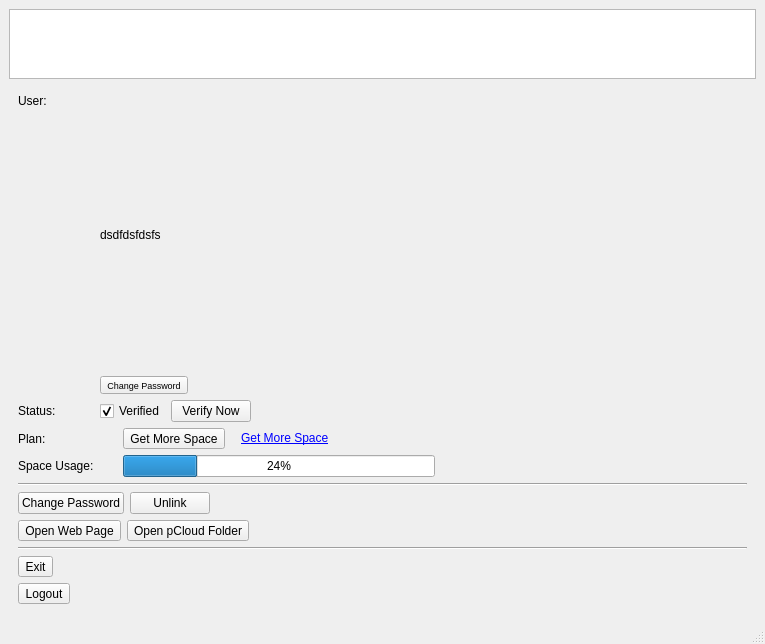
The window that pcloudwindow.ui (pcloudcom/psyncgui) describes before a commit, drawn with Qt 5.
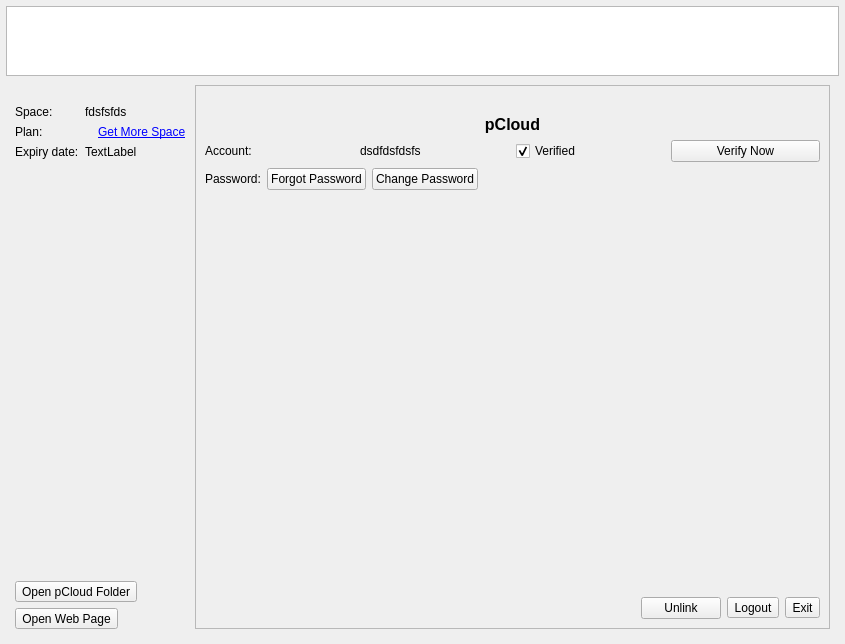
The same window after the commit. The open tabs and pages were chosen to show the change. Icons and pictures are not drawn.

Patch:
```diff
--- a/pcloudwindow.ui
+++ b/pcloudwindow.ui
@@ -6,7 +6,7 @@
    <rect>
     <x>0</x>
     <y>0</y>
-    <width>765</width>
+    <width>845</width>
     <height>644</height>
    </rect>
   </property>
@@ -14,11 +14,32 @@
    <string>MainWindow</string>
   </property>
   <widget class="QWidget" name="centralwidget">
-   <layout class="QVBoxLayout" name="verticalLayout_30">
+   <layout class="QHBoxLayout" name="horizontalLayout_32">
+    <property name="spacing">
+     <number>0</number>
+    </property>
+    <property name="margin">
+     <number>6</number>
+    </property>
     <item>
      <layout class="QVBoxLayout" name="verticalLayout_11">
+      <property name="spacing">
+       <number>0</number>
+      </property>
+      <property name="leftMargin">
+       <number>0</number>
+      </property>
+      <property name="topMargin">
+       <number>0</number>
+      </property>
       <item>
        <layout class="QVBoxLayout" name="verticalLayout" stretch="0">
+        <property name="spacing">
+         <number>0</number>
+        </property>
+        <property name="margin">
+         <number>0</number>
+        </property>
         <item>
          <widget class="QListWidget" name="listButtonsWidget"/>
         </item>
@@ -159,115 +180,47 @@
            <height>16777215</height>
           </size>
          </property>
-         <layout class="QHBoxLayout" name="horizontalLayout_31">
+         <layout class="QHBoxLayout" name="horizontalLayout_8">
           <item>
            <layout class="QVBoxLayout" name="verticalLayout_6">
+            <item>
+             <widget class="QLabel" name="label_11">
+              <property name="text">
+               <string/>
+              </property>
+              <property name="pixmap">
+               <pixmap>:/images128x128/images/128x128/FolderIconX.png</pixmap>
+              </property>
+              <property name="alignment">
+               <set>Qt::AlignCenter</set>
+              </property>
+             </widget>
+            </item>
             <item>
              <layout class="QFormLayout" name="formLayout">
               <item row="0" column="0">
-               <widget class="QLabel" name="label_user">
+               <widget class="QLabel" name="label_14">
                 <property name="text">
-                 <string>User:</string>
-                </property>
-                <property name="alignment">
-                 <set>Qt::AlignLeading|Qt::AlignLeft|Qt::AlignTop</set>
+                 <string>Space: </string>
                 </property>
                </widget>
               </item>
               <item row="0" column="1">
-               <layout class="QVBoxLayout" name="verticalLayout_2" stretch="0,6">
-                <property name="spacing">
-                 <number>0</number>
+               <widget class="QLabel" name="label_space">
+                <property name="text">
+                 <string>fdsfsfds</string>
                 </property>
-                <item>
-                 <widget class="QLabel" name="label_email">
-                  <property name="text">
-                   <string>dsdfdsfdsfs</string>
-                  </property>
-                 </widget>
-                </item>
-                <item>
-                 <widget class="QToolButton" name="toolBtnChangePass">
-                  <property name="font">
-                   <font>
-                    <pointsize>7</pointsize>
-                   </font>
-                  </property>
-                  <property name="autoFillBackground">
-                   <bool>false</bool>
-                  </property>
-                  <property name="text">
-                   <string>Change Password</string>
-                  </property>
-                  <property name="toolButtonStyle">
-                   <enum>Qt::ToolButtonIconOnly</enum>
-                  </property>
-                 </widget>
-                </item>
-               </layout>
+               </widget>
               </item>
               <item row="1" column="0">
-               <widget class="QLabel" name="label_status">
-                <property name="text">
-                 <string>Status:</string>
-                </property>
-               </widget>
-              </item>
-              <item row="1" column="1">
-               <layout class="QHBoxLayout" name="horizontalLayout_4">
-                <item>
-                 <widget class="QCheckBox" name="checkBoxVerified">
-                  <property name="layoutDirection">
-                   <enum>Qt::LeftToRight</enum>
-                  </property>
-                  <property name="text">
-                   <string>Verified</string>
-                  </property>
-                  <property name="checked">
-                   <bool>true</bool>
-                  </property>
-                 </widget>
-                </item>
-                <item>
-                 <widget class="QPushButton" name="btnVerify">
-                  <property name="text">
-                   <string>Verify Now</string>
-                  </property>
-                  <property name="default">
-                   <bool>false</bool>
-                  </property>
-                  <property name="flat">
-                   <bool>false</bool>
-                  </property>
-                 </widget>
-                </item>
-                <item>
-                 <spacer name="horizontalSpacer_15">
-                  <property name="orientation">
-                   <enum>Qt::Horizontal</enum>
-                  </property>
-                  <property name="sizeHint" stdset="0">
-                   <size>
-                    <width>40</width>
-                    <height>20</height>
-                   </size>
-                  </property>
-                 </spacer>
-                </item>
-               </layout>
-              </item>
-              <item row="2" column="0">
                <widget class="QLabel" name="label_plan">
                 <property name="text">
                  <string>Plan:</string>
                 </property>
                </widget>
               </item>
-              <item row="2" column="1">
+              <item row="1" column="1">
                <layout class="QHBoxLayout" name="horizontalLayout">
-                <property name="spacing">
-                 <number>16</number>
-                </property>
                 <item>
                  <widget class="QLabel" name="label_planVal">
                   <property name="text">
@@ -275,13 +228,6 @@
                   </property>
                  </widget>
                 </item>
-                <item>
-                 <widget class="QToolButton" name="tbtnGetSpace">
-                  <property name="text">
-                   <string>Get More Space</string>
-                  </property>
-                 </widget>
-                </item>
                 <item>
                  <widget class="QLabel" name="label">
                   <property name="text">
@@ -289,118 +235,39 @@
                   </property>
                  </widget>
                 </item>
-                <item>
-                 <spacer name="horizontalSpacer_3">
-                  <property name="orientation">
-                   <enum>Qt::Horizontal</enum>
-                  </property>
-                  <property name="sizeHint" stdset="0">
-                   <size>
-                    <width>40</width>
-                    <height>20</height>
-                   </size>
-                  </property>
-                 </spacer>
-                </item>
                </layout>
               </item>
-              <item row="3" column="0">
-               <widget class="QLabel" name="label_freeSpace">
+              <item row="2" column="0">
+               <widget class="QLabel" name="label_expDt">
                 <property name="text">
-                 <string>Space Usage:</string>
+                 <string>Expiry date:</string>
                 </property>
                </widget>
               </item>
-              <item row="3" column="1">
-               <layout class="QHBoxLayout" name="horizontalLayout_8">
-                <property name="spacing">
-                 <number>16</number>
+              <item row="2" column="1">
+               <widget class="QLabel" name="label_expDtVal">
+                <property name="text">
+                 <string>TextLabel</string>
                 </property>
-                <item>
-                 <widget class="QLabel" name="label_space">
-                  <property name="text">
-                   <string/>
-                  </property>
-                 </widget>
-                </item>
-                <item>
-                 <widget class="QProgressBar" name="progressBar_space">
-                  <property name="value">
-                   <number>24</number>
-                  </property>
-                 </widget>
-                </item>
-                <item>
-                 <spacer name="horizontalSpacer_2">
-                  <property name="orientation">
-                   <enum>Qt::Horizontal</enum>
-                  </property>
-                  <property name="sizeHint" stdset="0">
-                   <size>
-                    <width>40</width>
-                    <height>20</height>
-                   </size>
-                  </property>
-                 </spacer>
-                </item>
-               </layout>
+               </widget>
               </item>
              </layout>
             </item>
             <item>
-             <widget class="Line" name="line_5">
+             <spacer name="verticalSpacer_6">
               <property name="orientation">
-               <enum>Qt::Horizontal</enum>
+               <enum>Qt::Vertical</enum>
               </property>
-             </widget>
+              <property name="sizeHint" stdset="0">
+               <size>
+                <width>20</width>
+                <height>40</height>
+               </size>
+              </property>
+             </spacer>
             </item>
             <item>
-             <layout class="QHBoxLayout" name="horizontalLayout_18">
-              <item>
-               <widget class="QPushButton" name="btnChangePass">
-                <property name="text">
-                 <string>Change Password</string>
-                </property>
-               </widget>
-              </item>
-              <item>
-               <widget class="QPushButton" name="btnUnlink">
-                <property name="text">
-                 <string>Unlink</string>
-                </property>
-               </widget>
-              </item>
-              <item>
-               <spacer name="horizontalSpacer_22">
-                <property name="orientation">
-                 <enum>Qt::Horizontal</enum>
-                </property>
-                <property name="sizeHint" stdset="0">
-                 <size>
-                  <width>40</width>
-                  <height>20</height>
-                 </size>
-                </property>
-               </spacer>
-              </item>
-             </layout>
-            </item>
-            <item>
-             <layout class="QHBoxLayout" name="horizontalLayout_9">
-              <item>
-               <widget class="QToolButton" name="toolBtnOpenWeb">
-                <property name="text">
-                 <string>Open Web Page</string>
-                </property>
-                <property name="icon">
-                 <iconset resource="Resources.qrc">
-                  <normaloff>:/images/images/web.png</normaloff>:/images/images/web.png</iconset>
-                </property>
-                <property name="toolButtonStyle">
-                 <enum>Qt::ToolButtonTextBesideIcon</enum>
-                </property>
-               </widget>
-              </item>
+             <layout class="QVBoxLayout" name="verticalLayout_5">
               <item>
                <widget class="QToolButton" name="tbtnOpenFolder">
                 <property name="text">
@@ -416,40 +283,16 @@
                </widget>
               </item>
               <item>
-               <spacer name="horizontalSpacer_4">
-                <property name="orientation">
-                 <enum>Qt::Horizontal</enum>
-                </property>
-                <property name="sizeHint" stdset="0">
-                 <size>
-                  <width>40</width>
-                  <height>20</height>
-                 </size>
-                </property>
-               </spacer>
-              </item>
-             </layout>
-            </item>
-            <item>
-             <layout class="QVBoxLayout" name="verticalLayout_5">
-              <item>
-               <widget class="Line" name="line_2">
-                <property name="orientation">
-                 <enum>Qt::Horizontal</enum>
-                </property>
-               </widget>
-              </item>
-              <item>
-               <widget class="QToolButton" name="tBtnExit">
+               <widget class="QToolButton" name="toolBtnOpenWeb">
                 <property name="text">
-                 <string>Exit</string>
+                 <string>Open Web Page</string>
                 </property>
-               </widget>
-              </item>
-              <item>
-               <widget class="QToolButton" name="tBtnLogout">
-                <property name="text">
-                 <string>Logout</string>
+                <property name="icon">
+                 <iconset resource="Resources.qrc">
+                  <normaloff>:/images/images/web.png</normaloff>:/images/images/web.png</iconset>
+                </property>
+                <property name="toolButtonStyle">
+                 <enum>Qt::ToolButtonTextBesideIcon</enum>
                 </property>
                </widget>
               </item>
@@ -457,6 +300,182 @@
             </item>
            </layout>
           </item>
+          <item>
+           <widget class="QFrame" name="frame_account">
+            <property name="frameShape">
+             <enum>QFrame::StyledPanel</enum>
+            </property>
+            <property name="frameShadow">
+             <enum>QFrame::Raised</enum>
+            </property>
+            <layout class="QHBoxLayout" name="horizontalLayout_31">
+             <item>
+              <layout class="QVBoxLayout" name="verticalLayout_30">
+               <item>
+                <layout class="QVBoxLayout" name="verticalLayout_2">
+                 <item>
+                  <widget class="QLabel" name="label_12">
+                   <property name="text">
+                    <string/>
+                   </property>
+                   <property name="pixmap">
+                    <pixmap resource="Resources.qrc">:/images/images/logo.png</pixmap>
+                   </property>
+                   <property name="alignment">
+                    <set>Qt::AlignCenter</set>
+                   </property>
+                  </widget>
+                 </item>
+                 <item>
+                  <widget class="QLabel" name="label_13">
+                   <property name="text">
+                    <string>&lt;html&gt;&lt;head/&gt;&lt;body&gt;&lt;p&gt;&lt;span style=&quot; font-size:12pt; font-weight:600;&quot;&gt;pCloud&lt;/span&gt;&lt;/p&gt;&lt;/body&gt;&lt;/html&gt;</string>
+                   </property>
+                   <property name="alignment">
+                    <set>Qt::AlignCenter</set>
+                   </property>
+                  </widget>
+                 </item>
+                </layout>
+               </item>
+               <item>
+                <layout class="QHBoxLayout" name="horizontalLayout_4">
+                 <item>
+                  <widget class="QLabel" name="label_user">
+                   <property name="text">
+                    <string>Account:</string>
+                   </property>
+                  </widget>
+                 </item>
+                 <item>
+                  <widget class="QLabel" name="label_email">
+                   <property name="text">
+                    <string>dsdfdsfdsfs</string>
+                   </property>
+                  </widget>
+                 </item>
+                 <item>
+                  <widget class="QCheckBox" name="checkBoxVerified">
+                   <property name="layoutDirection">
+                    <enum>Qt::LeftToRight</enum>
+                   </property>
+                   <property name="text">
+                    <string>Verified</string>
+                   </property>
+                   <property name="checked">
+                    <bool>true</bool>
+                   </property>
+                  </widget>
+                 </item>
+                 <item>
+                  <widget class="QPushButton" name="btnVerify">
+                   <property name="text">
+                    <string>Verify Now</string>
+                   </property>
+                   <property name="default">
+                    <bool>false</bool>
+                   </property>
+                   <property name="flat">
+                    <bool>false</bool>
+                   </property>
+                  </widget>
+                 </item>
+                </layout>
+               </item>
+               <item>
+                <layout class="QHBoxLayout" name="horizontalLayout_9">
+                 <item>
+                  <widget class="QLabel" name="label_pass">
+                   <property name="text">
+                    <string>Password:</string>
+                   </property>
+                  </widget>
+                 </item>
+                 <item>
+                  <widget class="QPushButton" name="btnForgotPass">
+                   <property name="text">
+                    <string>Forgot Password</string>
+                   </property>
+                  </widget>
+                 </item>
+                 <item>
+                  <widget class="QPushButton" name="btnChangePass">
+                   <property name="text">
+                    <string>Change Password</string>
+                   </property>
+                  </widget>
+                 </item>
+                 <item>
+                  <spacer name="horizontalSpacer_15">
+                   <property name="orientation">
+                    <enum>Qt::Horizontal</enum>
+                   </property>
+                   <property name="sizeHint" stdset="0">
+                    <size>
+                     <width>40</width>
+                     <height>20</height>
+                    </size>
+                   </property>
+                  </spacer>
+                 </item>
+                </layout>
+               </item>
+               <item>
+                <spacer name="verticalSpacer_7">
+                 <property name="orientation">
+                  <enum>Qt::Vertical</enum>
+                 </property>
+                 <property name="sizeHint" stdset="0">
+                  <size>
+                   <width>20</width>
+                   <height>60</height>
+                  </size>
+                 </property>
+                </spacer>
+               </item>
+               <item>
+                <layout class="QHBoxLayout" name="horizontalLayout_18">
+                 <item>
+                  <spacer name="horizontalSpacer_4">
+                   <property name="orientation">
+                    <enum>Qt::Horizontal</enum>
+                   </property>
+                   <property name="sizeHint" stdset="0">
+                    <size>
+                     <width>40</width>
+                     <height>20</height>
+                    </size>
+                   </property>
+                  </spacer>
+                 </item>
+                 <item>
+                  <widget class="QPushButton" name="btnUnlink">
+                   <property name="text">
+                    <string>Unlink</string>
+                   </property>
+                  </widget>
+                 </item>
+                 <item>
+                  <widget class="QToolButton" name="tBtnLogout">
+                   <property name="text">
+                    <string>Logout</string>
+                   </property>
+                  </widget>
+                 </item>
+                 <item>
+                  <widget class="QToolButton" name="tBtnExit">
+                   <property name="text">
+                    <string>Exit</string>
+                   </property>
+                  </widget>
+                 </item>
+                </layout>
+               </item>
+              </layout>
+             </item>
+            </layout>
+           </widget>
+          </item>
          </layout>
         </widget>
         <widget class="QWidget" name="pageShares">
@@ -1590,7 +1609,14 @@
     </rect>
    </property>
   </widget>
-  <widget class="QStatusBar" name="statusbar"/>
+  <widget class="QStatusBar" name="statusbar">
+   <property name="maximumSize">
+    <size>
+     <width>0</width>
+     <height>0</height>
+    </size>
+   </property>
+  </widget>
  </widget>
  <resources>
   <include location="Resources.qrc"/>
```
Left out of the diff: 255 changed lines with no effect on the pictures.
